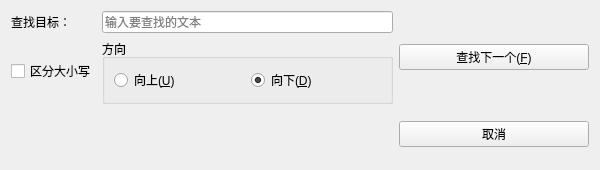
Old version of the form finddialog.ui in the repository 1aw-k/QT2.
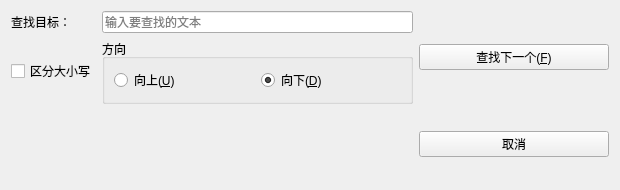
New version of the form.

Patch:
```diff
--- a/finddialog.ui
+++ b/finddialog.ui
@@ -6,8 +6,8 @@
    <rect>
     <x>0</x>
     <y>0</y>
-    <width>600</width>
-    <height>170</height>
+    <width>620</width>
+    <height>190</height>
    </rect>
   </property>
   <property name="windowTitle">
```
Left out of the diff: 12 changed lines with no effect on the pictures.
